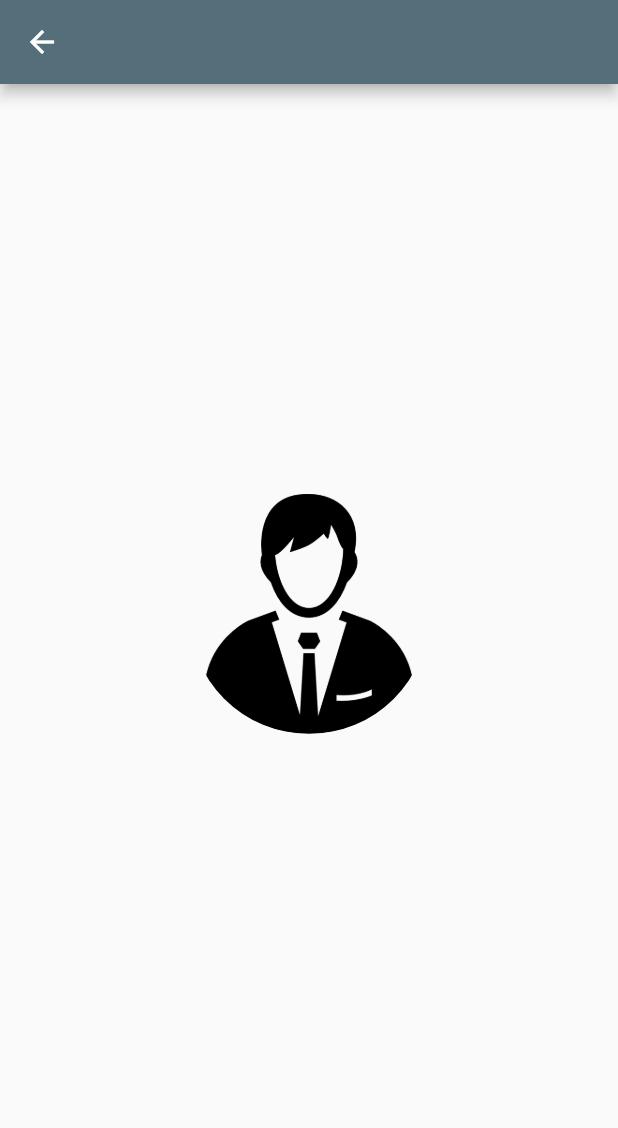
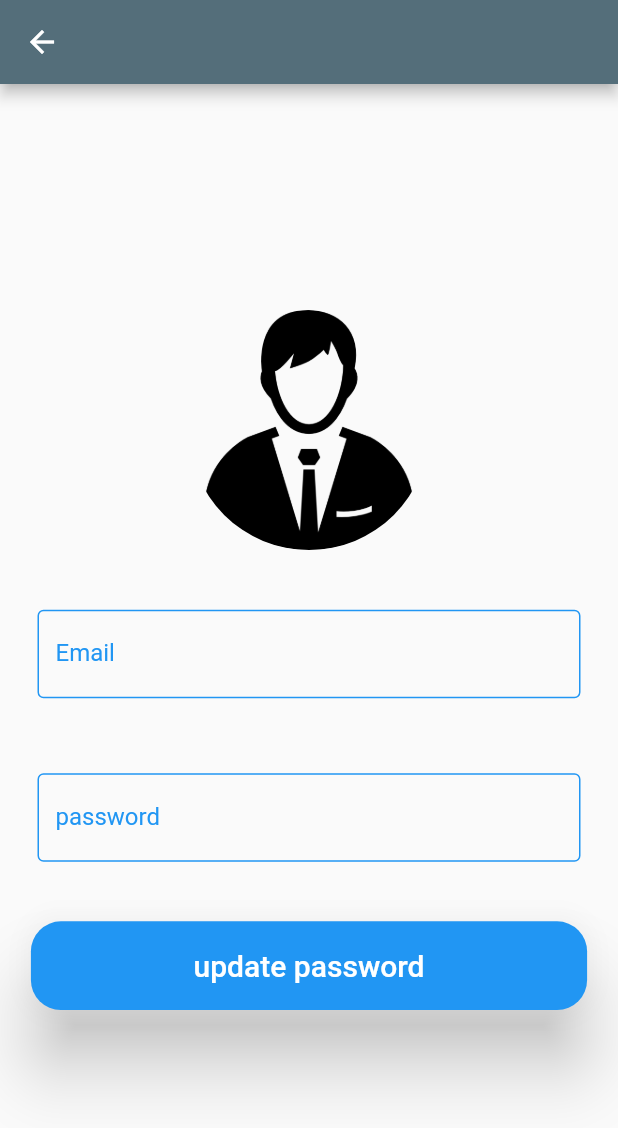
Before and after one commit to alihassankhan11/my_new_employee_management_system_fiver, a Flutter app: the ProfilePage screen opened directly, on a phone screen of 412 x 824 dp. Shown: the top 1128 px of the screen. Run offline on Flutter 3.47's test engine with Material 2 defaults, Android fonts, the light colour scheme and no system bars; our stand-ins replace cloud_firestore, firebase_auth, firebase_core, google_fonts, percent_indicator; accounts and stored records are empty.

Commit message:
final first

```diff
--- a/lib/screens/profile_page.dart
+++ b/lib/screens/profile_page.dart
@@ -1,4 +1,9 @@
+import 'package:email_password_practice/routes/navigation.dart';
+import 'package:email_password_practice/screens/home.dart';
+import 'package:email_password_practice/values/custom_snack_bar.dart';
+import 'package:email_password_practice/widgets/button.dart';
 import 'package:email_password_practice/widgets/spacer.dart';
+import 'package:firebase_auth/firebase_auth.dart';
 
 import 'package:flutter/material.dart';
 
@@ -11,11 +16,25 @@ class ProfilePage extends StatefulWidget {
 
 class _ProfilePageState extends State<ProfilePage> {
   late Size size;
+  User? user = FirebaseAuth.instance.currentUser;
+  String userEmail = '';
+  String userPassword = '';
+  late TextEditingController textEditingControllerEmail;
+  @override
+  void initState() {
+    if (user != null) {
+      userEmail = user!.email!;
+    }
+
+    textEditingControllerEmail = TextEditingController(text: userEmail);
+    super.initState();
+  }
 
   @override
   void didChangeDependencies() {
     size = Size(MediaQuery.of(context).size.width,
         MediaQuery.of(context).size.height - 86);
+
     super.didChangeDependencies();
   }
 
@@ -43,12 +62,60 @@ class _ProfilePageState extends State<ProfilePage> {
               size: size,
               heightFactor: 0.02,
             ),
-            Text(''),
+            //email
+            Padding(
+              padding: const EdgeInsets.all(25.0),
+              child: TextField(
+                controller: textEditingControllerEmail,
+                onChanged: (value) {},
+                cursorColor: Colors.blue,
+                cursorHeight: 30,
+                decoration: const InputDecoration(
+                  labelText: 'Email',
+                  labelStyle: TextStyle(color: Colors.blue),
+                  focusedBorder: OutlineInputBorder(
+                      borderSide: BorderSide(color: Colors.grey)),
+                  enabledBorder: OutlineInputBorder(
+                      borderSide: BorderSide(color: Colors.blue)),
+                ),
+              ),
+            ),
+            //password
+            Padding(
+              padding: const EdgeInsets.all(25.0),
+              child: TextField(
+                onChanged: (value) {
+                  userPassword = value;
+                },
+                cursorColor: Colors.blue,
+                cursorHeight: 30,
+                decoration: const InputDecoration(
+                  labelText: 'password',
+                  labelStyle: TextStyle(color: Colors.blue),
+                  focusedBorder: OutlineInputBorder(
+                      borderSide: BorderSide(color: Colors.grey)),
+                  enabledBorder: OutlineInputBorder(
+                      borderSide: BorderSide(color: Colors.blue)),
+                ),
+              ),
+            ),
             MySpacer(
               size: size,
               heightFactor: 0.02,
             ),
-            Text(''),
+            CustomButton(
+              bgColor: Colors.blue,
+              text: 'update password',
+              size: size,
+              onPressed: () async {
+                if (userPassword.isNotEmpty) {
+                  await user!.updatePassword(userPassword);
+                  CustomSnackBar.showSnackBar('password updated', context);
+                  NavigationTo.pushAndRemoveUntil(
+                      Home(email: userEmail, name: userPassword), context);
+                }
+              },
+            ),
           ],
         ),
       ),
--- a/lib/tabs/task_assigned.dart
+++ b/lib/tabs/task_assigned.dart
@@ -56,7 +56,7 @@ class _TaskAssignedState extends State<TaskAssigned> {
                     title: Text(data['title'].toString()),
                     subtitle: Text(data['description'].toString()),
                     trailing: SizedBox(
-                      width: 100,
+                      width: 120,
                       child: Row(
                         children: [
                           Text(data['task_percentage'].toString()),
@@ -76,7 +76,7 @@ class _TaskAssignedState extends State<TaskAssigned> {
                                       },
                                     );
                                   },
-                            child: const Text('add'),
+                            child: const Text('update'),
                           ),
                         ],
                       ),
--- a/lib/tabs/task_completed.dart
+++ b/lib/tabs/task_completed.dart
@@ -47,15 +47,16 @@ class _TaskCompletedState extends State<TaskCompleted> {
                       tileColor: Colors.blueGrey.shade200,
                       shape: OutlineInputBorder(
                         borderRadius: BorderRadius.circular(8),
-                        borderSide: BorderSide(
+                        borderSide: const BorderSide(
                           style: BorderStyle.solid,
                           color: Colors.white,
                         ),
                       ),
                       title: Text(data['title'].toString()),
                       subtitle: Text(data['description'].toString()),
+                      trailing: const Text('Completed'),
                     ),
-                    SizedBox(
+                    const SizedBox(
                       height: 8,
                     ),
                   ],
```
Also changed, not shown: lib/main.dart (+5 -4 lines), lib/tabs/appraisal.dart (+25 -26 lines).
